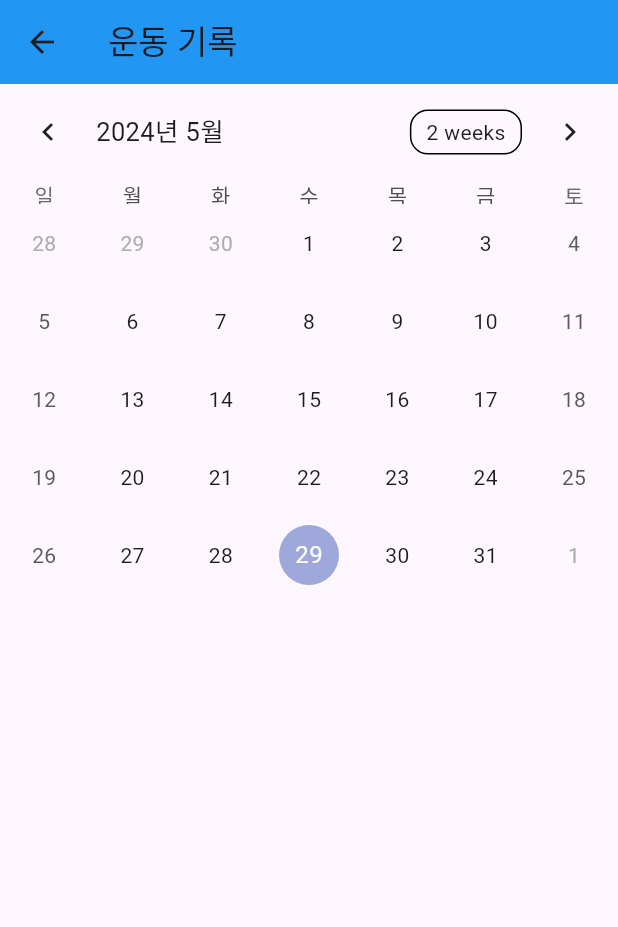
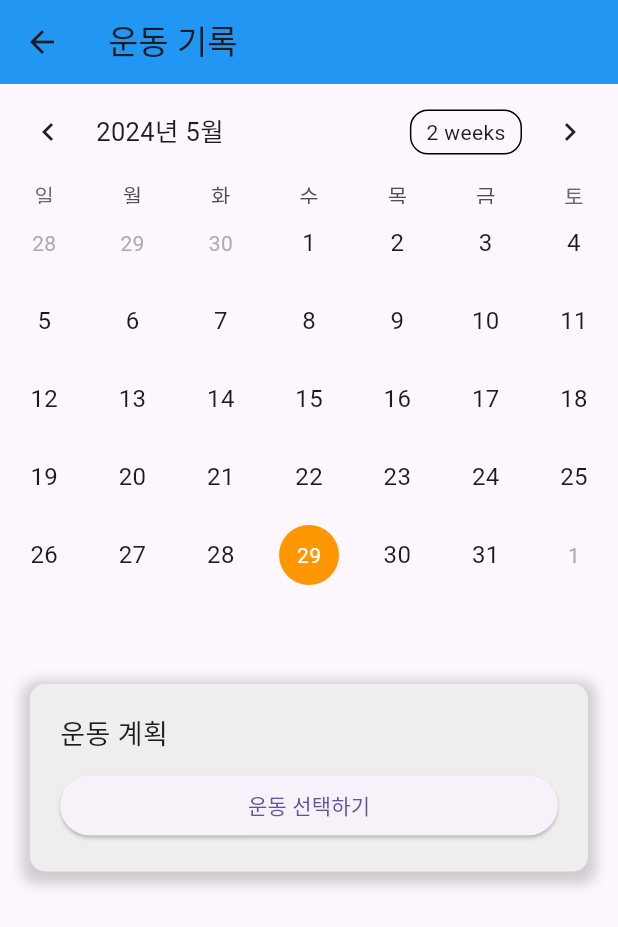
Before and after one commit to choihojean/capstoneshared, a Flutter app: the CalendarScreen screen opened directly, on a phone screen of 412 x 824 dp. Shown: the top 927 px of the screen. Run offline on Flutter 3.47's test engine with Material 3 defaults, Android fonts, the light colour scheme and no system bars; drawn by our look-alikes of table_calendar; our stand-ins replace sqflite; accounts and stored records are empty.

Commit message:
캘린더 UI수정
날짜 선택 컬러, 섹션 분리

```diff
--- a/lib/components/calendar.dart
+++ b/lib/components/calendar.dart
@@ -53,6 +53,39 @@ class _CalendarScreenState extends State<CalendarScreen> {
     }
   }
 
+  void _openMemoDialog() {
+    showDialog(
+      context: context,
+      builder: (context) {
+        return AlertDialog(
+          title: Text('메모 작성'),
+          content: TextField(
+            controller: _memoController,
+            decoration: InputDecoration(
+              hintText: '여기에 기록을 작성하세요',
+            ),
+            maxLines: null,
+          ),
+          actions: [
+            TextButton(
+              onPressed: () {
+                Navigator.of(context).pop();
+              },
+              child: Text('취소'),
+            ),
+            ElevatedButton(
+              onPressed: () async {
+                await _saveMemo();
+                Navigator.of(context).pop();
+              },
+              child: Text('저장'),
+            ),
+          ],
+        );
+      },
+    );
+  }
+
   @override
   Widget build(BuildContext context) {
     return Scaffold(
@@ -84,6 +117,50 @@ class _CalendarScreenState extends State<CalendarScreen> {
                   });
                   _loadMemo(selectedDay);
                 },
+                calendarBuilders: CalendarBuilders(
+                  defaultBuilder: (context, day, focusedDay) {
+                    return Center(
+                      child: Text(
+                        '${day.day}',
+                        style: TextStyle(fontSize: 16),
+                      ),
+                    );
+                  },
+                  selectedBuilder: (context, day, focusedDay) {
+                    return Container(
+                      decoration: BoxDecoration(
+                        shape: BoxShape.circle,
+                        color: Colors.blue,
+                      ),
+                      margin: const EdgeInsets.all(6.0),
+                      width: 100,
+                      height: 100,
+                      child: Center(
+                        child: Text(
+                          '${day.day}',
+                          style: TextStyle(color: Colors.white),
+                        ),
+                      ),
+                    );
+                  },
+                  todayBuilder: (context, day, focusedDay) {
+                    return Container(
+                      decoration: BoxDecoration(
+                        shape: BoxShape.circle,
+                        color: Colors.orange,
+                      ),
+                      margin: const EdgeInsets.all(6.0),
+                      width: 100,
+                      height: 100,
+                      child: Center(
+                        child: Text(
+                          '${day.day}',
+                          style: TextStyle(color: Colors.white),
+                        ),
+                      ),
+                    );
+                  },
+                ),
               ),
               SizedBox(height: 20),
               if (_selectedDay != null) ...[
@@ -93,35 +170,39 @@ class _CalendarScreenState extends State<CalendarScreen> {
                     crossAxisAlignment: CrossAxisAlignment.stretch,
                     children: [
                       Text(
-                        '선택한 날짜: ${_selectedDay!.toString().substring(0, 10)}',
+                        '${_selectedDay!.toString().substring(0, 10)}',
                         style: TextStyle(fontSize: 18),
                       ),
                       SizedBox(height: 20),
-                      Row(
-                        children: [
-                          Expanded(
-                            child: TextField(
-                              controller: _memoController,
-                              decoration: InputDecoration(
-                                hintText: '여기에 기록을 작성하세요',
-                                border: OutlineInputBorder(),
-                              ),
-                              maxLines: null,
-                            ),
-                          ),
-                          SizedBox(width: 10),
-                          ElevatedButton(
-                            onPressed: () async {
-                              await _saveMemo();
-                            },
-                            child: Text('완료'),
+                      Container(
+                        decoration: BoxDecoration(
+                          color: Colors.grey[200],
+                          borderRadius: BorderRadius.circular(10),
+                          boxShadow: [
+                            BoxShadow(
+                              color: Colors.grey.withOpacity(0.5),
+                              spreadRadius: 5,
+                              blurRadius: 7,
+                              offset: Offset(0, 3),
                             ),
                           ],
                         ),
-                      SizedBox(height: 20),
+                        padding: EdgeInsets.all(20.0),
+                        child: Column(
+                          crossAxisAlignment: CrossAxisAlignment.stretch,
+                          children: [
+                            Row(
+                              mainAxisAlignment: MainAxisAlignment.spaceBetween,
+                              children: [
                                 Text(
-                        '운동 기록:',
+                                  '운동 기록',
                                   style: TextStyle(fontSize: 18),
+                                ),
+                                ElevatedButton(
+                                  onPressed: _openMemoDialog,
+                                  child: Text('기록 작성'),
+                                ),
+                              ],
                             ),
                             SizedBox(height: 10),
                             Text(
@@ -134,6 +215,44 @@ class _CalendarScreenState extends State<CalendarScreen> {
                         ),
                       ),
                     ],
+                  ),
+                ),
+              ],
+              SizedBox(height: 20),
+              Padding(
+                padding: const EdgeInsets.all(20.0),
+                child: Container(
+                  decoration: BoxDecoration(
+                    color: Colors.grey[200],
+                    borderRadius: BorderRadius.circular(10),
+                    boxShadow: [
+                      BoxShadow(
+                        color: Colors.grey.withOpacity(0.5),
+                        spreadRadius: 5,
+                        blurRadius: 7,
+                        offset: Offset(0, 3),
+                      ),
+                    ],
+                  ),
+                  padding: EdgeInsets.all(20.0),
+                  child: Column(
+                    crossAxisAlignment: CrossAxisAlignment.stretch,
+                    children: [
+                      Text(
+                        '운동 계획',
+                        style: TextStyle(fontSize: 18),
+                      ),
+                      SizedBox(height: 10),
+                      ElevatedButton(
+                        onPressed: () {
+                          // 기능 미구현
+                        },
+                        child: Text('운동 선택하기'),
+                      ),
+                    ],
+                  ),
+                ),
+              ),
             ],
           ),
         ),
```
Lines whose indentation alone changed are shown as unchanged.
